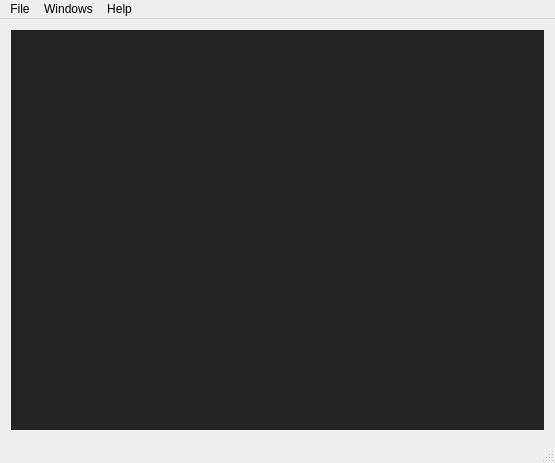
sharjith/ModelViewer-Qt, file MainWindow.ui: the form before one commit.
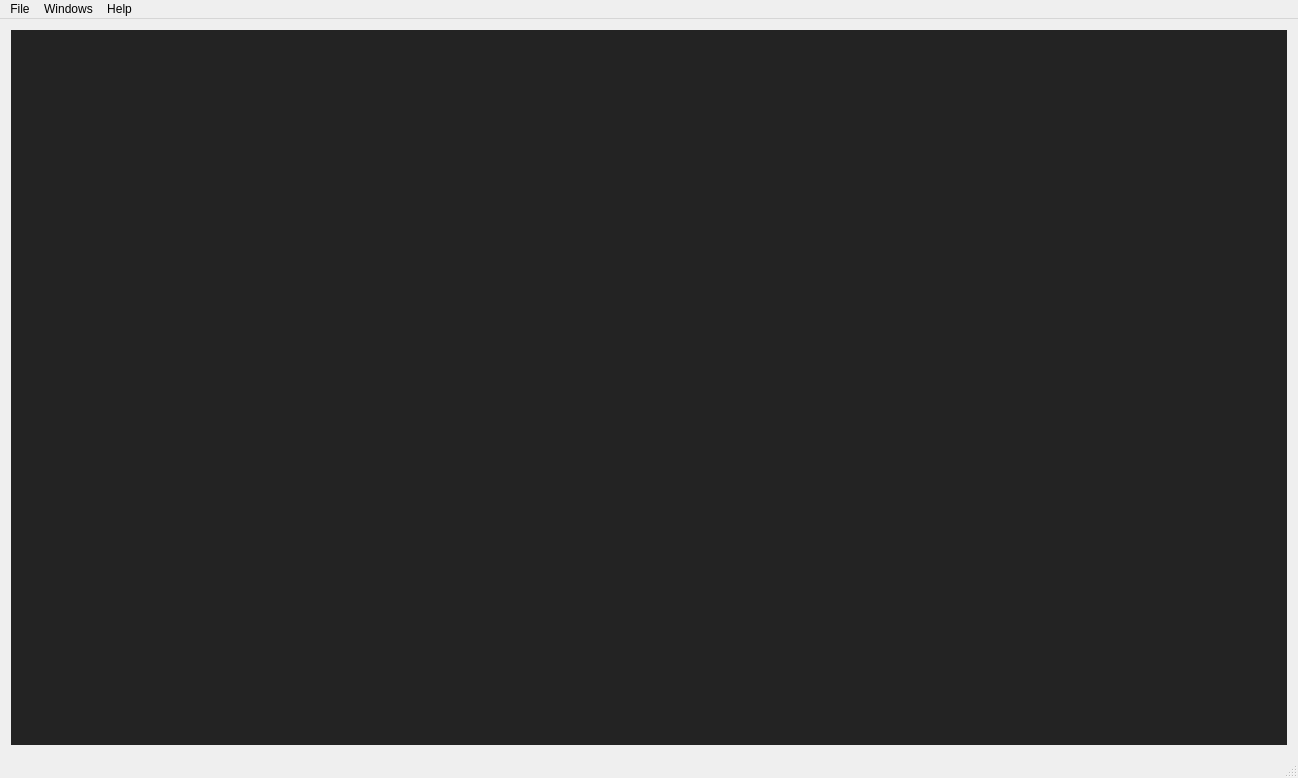
The form after the commit. Icons and pictures are not drawn.

Commit message: Changed to mdi sub window mode

Patch:
```diff
--- a/MainWindow.ui
+++ b/MainWindow.ui
@@ -2,6 +2,14 @@
 <ui version="4.0">
  <class>MainWindow</class>
  <widget class="QMainWindow" name="MainWindow">
+  <property name="geometry">
+   <rect>
+    <x>0</x>
+    <y>0</y>
+    <width>1298</width>
+    <height>778</height>
+   </rect>
+  </property>
   <property name="windowTitle">
    <string>3D Model Viewer</string>
   </property>
@@ -29,13 +37,13 @@
        <enum>QMdiArea::ActivationHistoryOrder</enum>
       </property>
       <property name="viewMode">
-       <enum>QMdiArea::TabbedView</enum>
+       <enum>QMdiArea::SubWindowView</enum>
       </property>
       <property name="documentMode">
-       <bool>true</bool>
+       <bool>false</bool>
       </property>
       <property name="tabsClosable">
-       <bool>true</bool>
+       <bool>false</bool>
       </property>
       <property name="tabsMovable">
        <bool>true</bool>
@@ -49,7 +57,7 @@
     <rect>
      <x>0</x>
      <y>0</y>
-     <width>658</width>
+     <width>1298</width>
      <height>22</height>
     </rect>
    </property>
```
Left out of the diff: 2 changed lines with no effect on the pictures.
